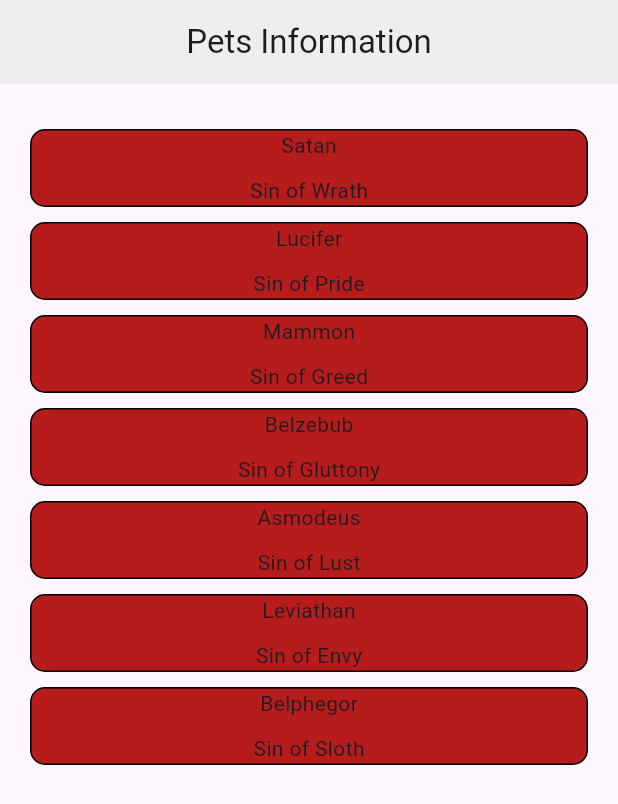
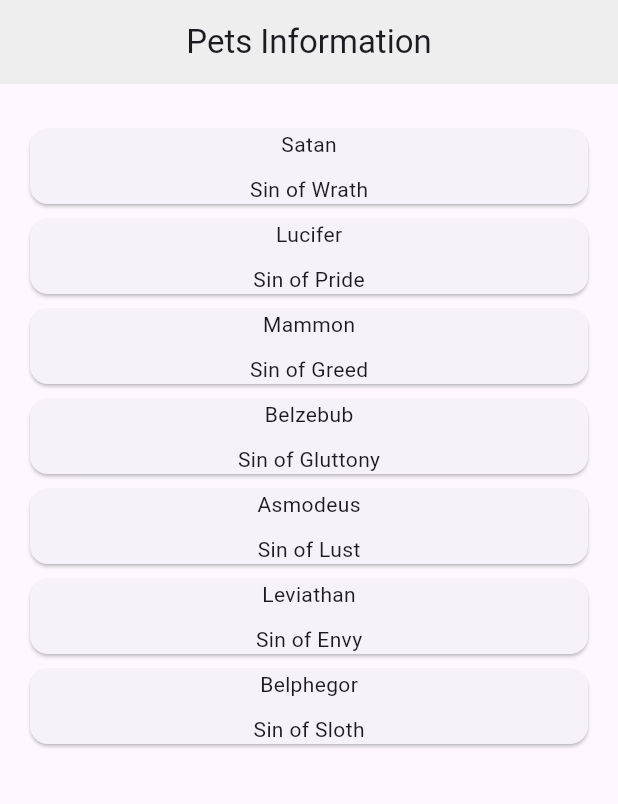
Before and after one commit to Sophanarath/Cards-flutter, a Flutter app: the screen it shows after launch, on a phone screen of 412 x 824 dp. Shown: the top 804 px of the screen. Run offline on Flutter 3.47's test engine with Material 3 defaults, Android fonts, the phone set to English and light mode, and no system bars.

Commit message:
I'm out of time TT

```diff
--- a/lib/main.dart
+++ b/lib/main.dart
@@ -16,6 +16,7 @@ class CardHolder extends StatefulWidget {
 }
 
 class _CardHolderState extends State<CardHolder> {
+
   final List<Pet> pets= [
     Pet(name: 'Satan',animal: 'Sin of Wrath'),
     Pet(name: 'Lucifer',animal: 'Sin of Pride'),
@@ -28,6 +29,7 @@ class _CardHolderState extends State<CardHolder> {
 
   @override
   Widget build(BuildContext context) {
+
     return Scaffold(
       appBar: AppBar(
         title: Text('Pets Information'),
@@ -41,8 +43,7 @@ class _CardHolderState extends State<CardHolder> {
           children: pets.map((pet) => PetCard(pet: pet)).toList()
       ),
       )
+    );
 
-
-    );
   }
 }
--- a/lib/petcard.dart
+++ b/lib/petcard.dart
@@ -7,13 +7,8 @@ class PetCard extends StatelessWidget {
   const PetCard({super.key, required this.pet});
   @override
   Widget build(BuildContext context) {
-    return   Container(
+    return   Card(
               margin: EdgeInsets.only(bottom: 10),
-              decoration: BoxDecoration(
-                border: Border.all(color: Colors.black),
-                borderRadius: BorderRadius.circular(10),
-                color: Colors.red[900],
-              ),
               child:
               Column(
                 spacing: 10,
```
